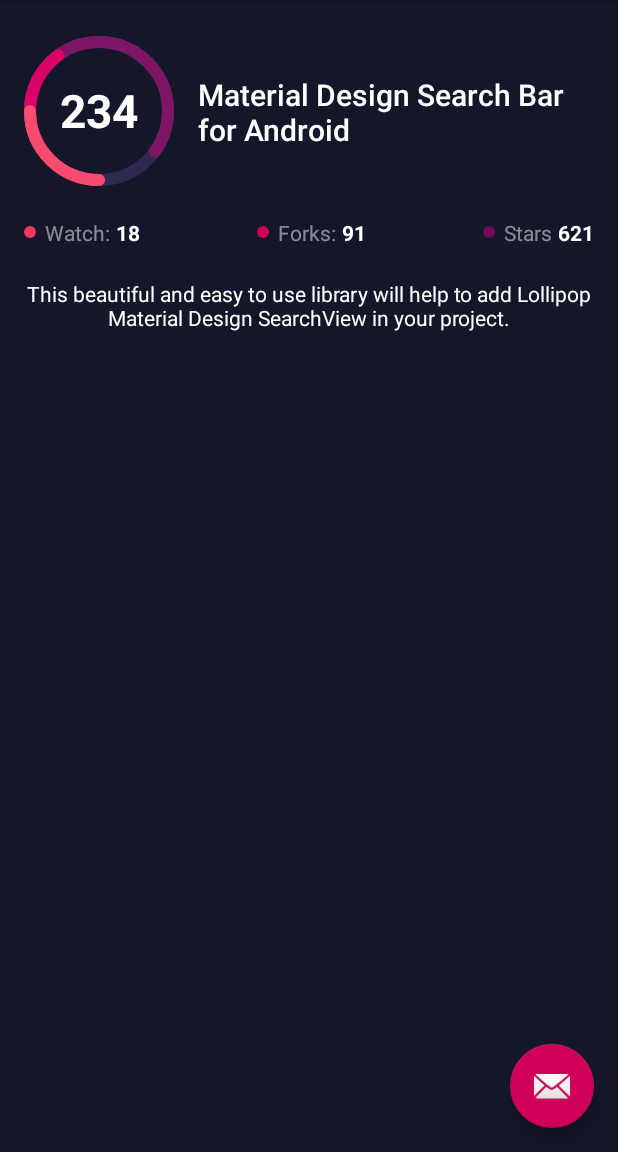
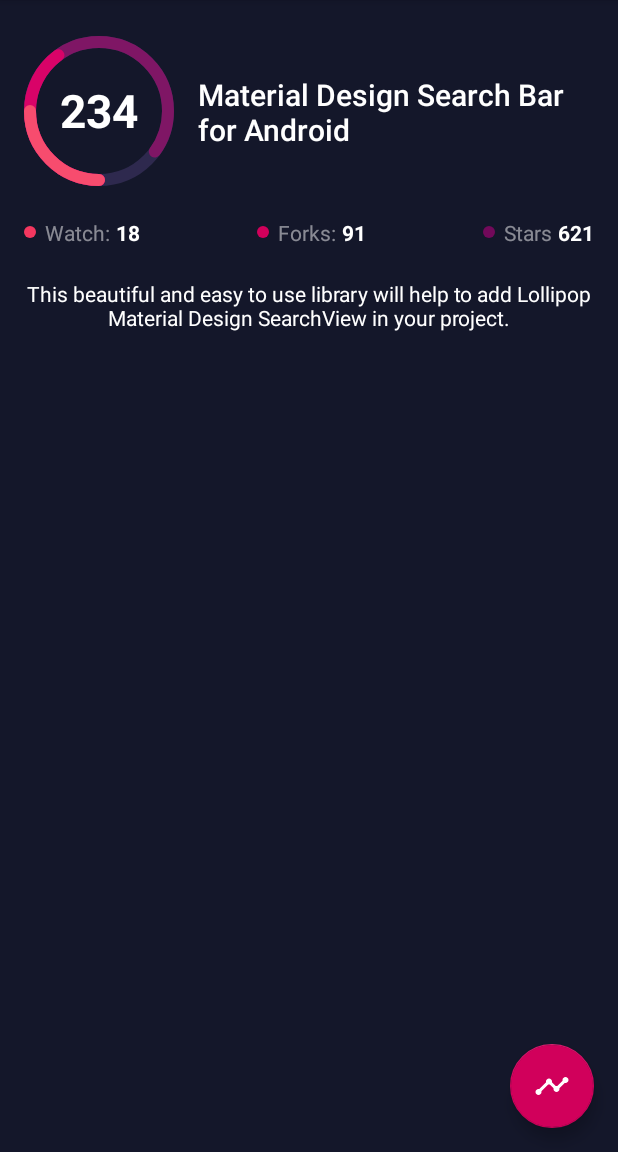
Before and after one commit to mancj/SlimChart, an Android app: the screen it shows after launch (MainActivity), on a phone screen of 412 x 824 dp, the part 84-1236 px from its top. Run offline under Robolectric (Android 15) with nearby library versions, the phone set to English and light mode, and no system bars.

Commit message:
Add some art

```diff
--- /dev/null
+++ b/SlimChart/app/src/main/res/drawable/ic_timeline_black_24dp.xml
@@ -0,0 +1,9 @@
+<vector xmlns:android="http://schemas.android.com/apk/res/android"
+        android:width="24dp"
+        android:height="24dp"
+        android:viewportWidth="24.0"
+        android:viewportHeight="24.0">
+    <path
+        android:fillColor="@android:color/white"
+        android:pathData="M23,8c0,1.1 -0.9,2 -2,2 -0.18,0 -0.35,-0.02 -0.51,-0.07l-3.56,3.55c0.05,0.16 0.07,0.34 0.07,0.52 0,1.1 -0.9,2 -2,2s-2,-0.9 -2,-2c0,-0.18 0.02,-0.36 0.07,-0.52l-2.55,-2.55c-0.16,0.05 -0.34,0.07 -0.52,0.07s-0.36,-0.02 -0.52,-0.07l-4.55,4.56c0.05,0.16 0.07,0.33 0.07,0.51 0,1.1 -0.9,2 -2,2s-2,-0.9 -2,-2 0.9,-2 2,-2c0.18,0 0.35,0.02 0.51,0.07l4.56,-4.55C8.02,9.36 8,9.18 8,9c0,-1.1 0.9,-2 2,-2s2,0.9 2,2c0,0.18 -0.02,0.36 -0.07,0.52l2.55,2.55c0.16,-0.05 0.34,-0.07 0.52,-0.07s0.36,0.02 0.52,0.07l3.55,-3.56C19.02,8.35 19,8.18 19,8c0,-1.1 0.9,-2 2,-2s2,0.9 2,2z"/>
+</vector>
--- a/SlimChart/app/src/main/res/layout/activity_main.xml
+++ b/SlimChart/app/src/main/res/layout/activity_main.xml
@@ -29,6 +29,6 @@
         android:layout_height="wrap_content"
         android:layout_gravity="bottom|end"
         android:layout_margin="@dimen/fab_margin"
-        app:srcCompat="@android:drawable/ic_dialog_email"/>
+        app:srcCompat="@drawable/ic_timeline_black_24dp"/>
 
 </android.support.design.widget.CoordinatorLayout>
```
Also changed, not shown: SlimChart/app/src/main/ic_launcher-web.png (added), SlimChart/app/src/main/res/mipmap-hdpi/ic_launcher.png, SlimChart/app/src/main/res/mipmap-mdpi/ic_launcher.png, SlimChart/app/src/main/res/mipmap-xhdpi/ic_launcher.png, SlimChart/app/src/main/res/mipmap-xxhdpi/ic_launcher.png, SlimChart/app/src/main/res/mipmap-xxxhdpi/ic_launcher.png, 5 other files.
